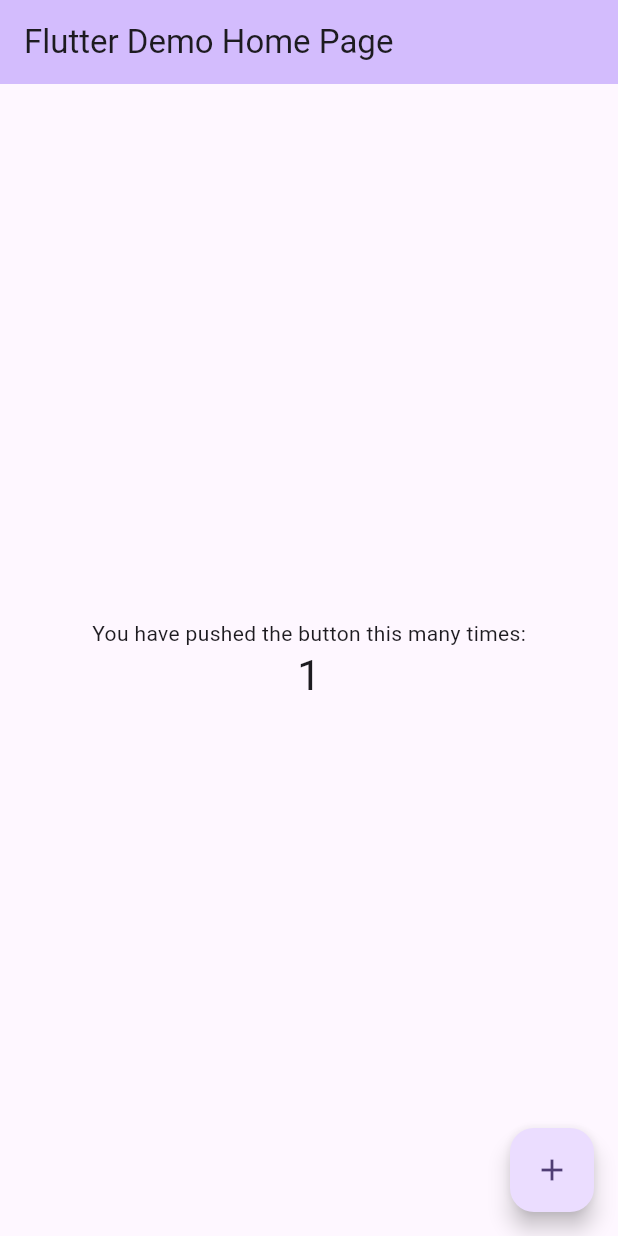
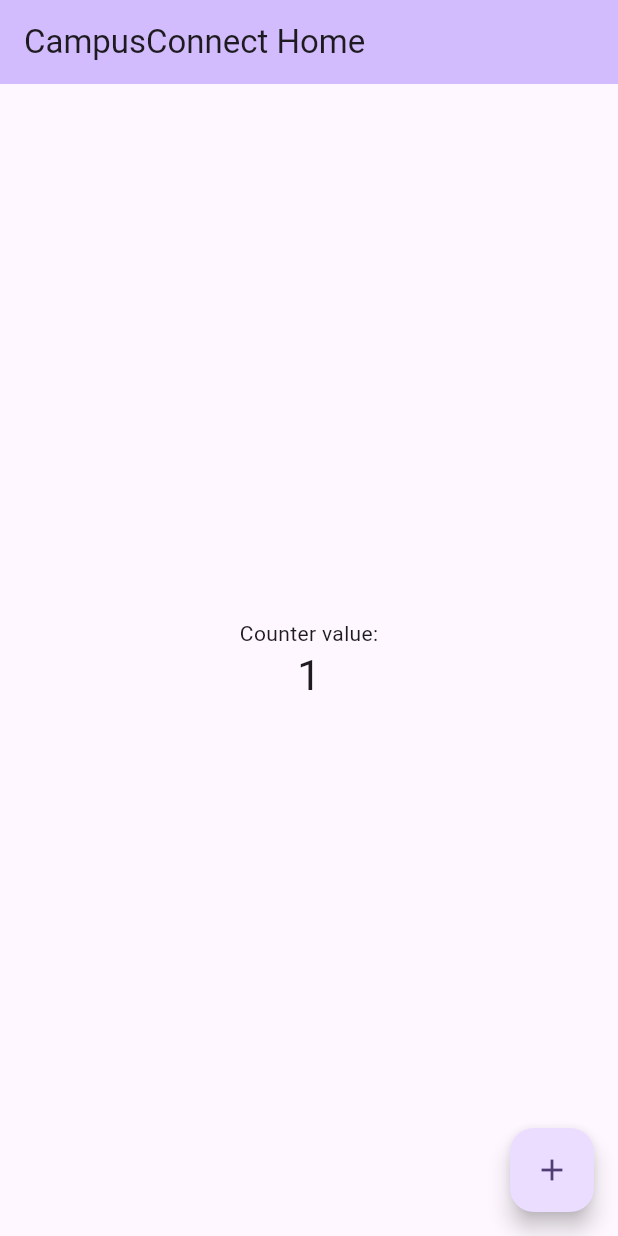
Before and after one commit to solanki-vimal/campus_connect, a Flutter app: the screen it shows after launch, after a tap on the "add" icon, on a phone screen of 412 x 824 dp. Run offline on Flutter 3.47's test engine with Material 3 defaults, Android fonts, the phone set to English and light mode, and no system bars; our stand-ins replace firebase_core; accounts and stored records are empty.

Commit message:
Connect CampusConnect to Firebase

```diff
--- a/lib/main.dart
+++ b/lib/main.dart
@@ -1,51 +1,37 @@
+import 'package:firebase_core/firebase_core.dart';
 import 'package:flutter/material.dart';
 
-void main() {
+import 'firebase_options.dart';
+
+void main() async {
+  WidgetsFlutterBinding.ensureInitialized();
+
+  await Firebase.initializeApp(
+    options: DefaultFirebaseOptions.currentPlatform,
+  );
+
   runApp(const MyApp());
 }
 
 class MyApp extends StatelessWidget {
   const MyApp({super.key});
 
-  // This widget is the root of your application.
   @override
   Widget build(BuildContext context) {
     return MaterialApp(
-      title: 'Flutter Demo',
+      title: 'CampusConnect',
       theme: ThemeData(
-        // This is the theme of your application.
-        //
-        // TRY THIS: Try running your application with "flutter run". You'll see
-        // the application has a purple toolbar. Then, without quitting the app,
-        // try changing the seedColor in the colorScheme below to Colors.green
-        // and then invoke "hot reload" (save your changes or press the "hot
-        // reload" button in a Flutter-supported IDE, or press "r" if you used
-        // the command line to start the app).
-        //
-        // Notice that the counter didn't reset back to zero; the application
-        // state is not lost during the reload. To reset the state, use hot
-        // restart instead.
-        //
-        // This works for code too, not just values: Most code changes can be
-        // tested with just a hot reload.
-        colorScheme: .fromSeed(seedColor: Colors.deepPurple),
+        colorScheme: ColorScheme.fromSeed(
+          seedColor: Colors.deepPurple,
+        ),
       ),
-      home: const MyHomePage(title: 'Flutter Demo Home Page'),
+      home: const MyHomePage(title: 'CampusConnect Home'),
     );
   }
 }
 
 class MyHomePage extends StatefulWidget {
   const MyHomePage({super.key, required this.title});
-
-  // This widget is the home page of your application. It is stateful, meaning
-  // that it has a State object (defined below) that contains fields that affect
-  // how it looks.
-
-  // This class is the configuration for the state. It holds the values (in this
-  // case the title) provided by the parent (in this case the App widget) and
-  // used by the build method of the State. Fields in a Widget subclass are
-  // always marked "final".
 
   final String title;
 
@@ -58,53 +44,22 @@ class _MyHomePageState extends State<MyHomePage> {
 
   void _incrementCounter() {
     setState(() {
-      // This call to setState tells the Flutter framework that something has
-      // changed in this State, which causes it to rerun the build method below
-      // so that the display can reflect the updated values. If we changed
-      // _counter without calling setState(), then the build method would not be
-      // called again, and so nothing would appear to happen.
       _counter++;
     });
   }
 
   @override
   Widget build(BuildContext context) {
-    // This method is rerun every time setState is called, for instance as done
-    // by the _incrementCounter method above.
-    //
-    // The Flutter framework has been optimized to make rerunning build methods
-    // fast, so that you can just rebuild anything that needs updating rather
-    // than having to individually change instances of widgets.
     return Scaffold(
       appBar: AppBar(
-        // TRY THIS: Try changing the color here to a specific color (to
-        // Colors.amber, perhaps?) and trigger a hot reload to see the AppBar
-        // change color while the other colors stay the same.
         backgroundColor: Theme.of(context).colorScheme.inversePrimary,
-        // Here we take the value from the MyHomePage object that was created by
-        // the App.build method, and use it to set our appbar title.
         title: Text(widget.title),
       ),
       body: Center(
-        // Center is a layout widget. It takes a single child and positions it
-        // in the middle of the parent.
         child: Column(
-          // Column is also a layout widget. It takes a list of children and
-          // arranges them vertically. By default, it sizes itself to fit its
-          // children horizontally, and tries to be as tall as its parent.
-          //
-          // Column has various properties to control how it sizes itself and
-          // how it positions its children. Here we use mainAxisAlignment to
-          // center the children vertically; the main axis here is the vertical
-          // axis because Columns are vertical (the cross axis would be
-          // horizontal).
-          //
-          // TRY THIS: Invoke "debug painting" (choose the "Toggle Debug Paint"
-          // action in the IDE, or press "p" in the console), to see the
-          // wireframe for each widget.
-          mainAxisAlignment: .center,
+          mainAxisAlignment: MainAxisAlignment.center,
           children: [
-            const Text('You have pushed the button this many times:'),
+            const Text('Counter value:'),
             Text(
               '$_counter',
               style: Theme.of(context).textTheme.headlineMedium,
--- a/pubspec.yaml
+++ b/pubspec.yaml
@@ -34,6 +34,7 @@ dependencies:
   # The following adds the Cupertino Icons font to your application.
   # Use with the CupertinoIcons class for iOS style icons.
   cupertino_icons: ^1.0.8
+  firebase_core: ^4.13.0
 
 dev_dependencies:
   flutter_test:
```
Also changed, not shown: firebase.json (added), lib/firebase_options.dart (added), pubspec.lock, 6 other files.
